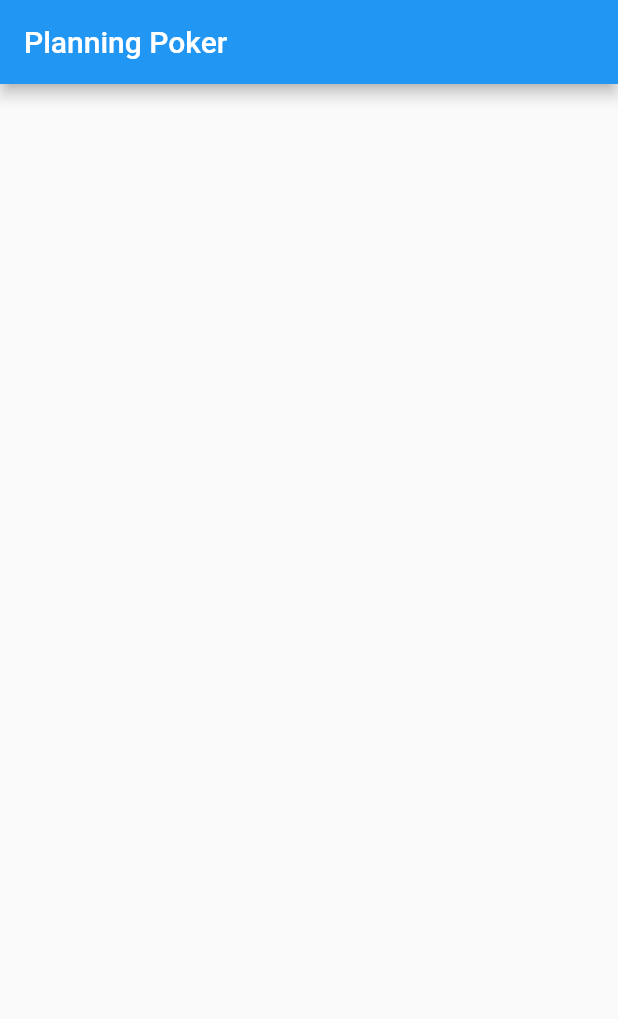
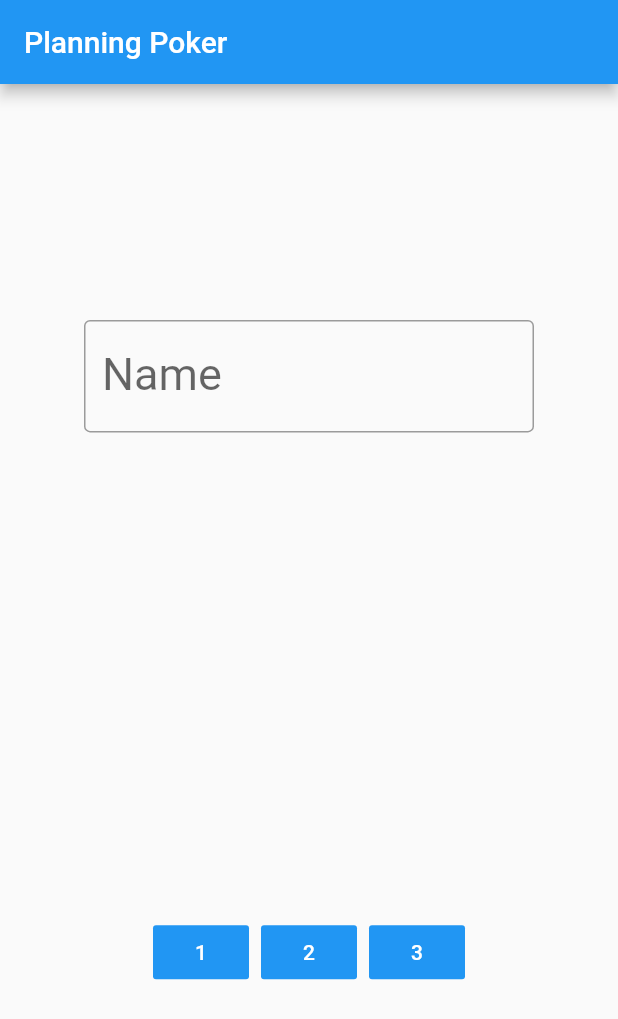
Before and after one commit to nmur/planning_poker, a Flutter app: the screen it shows after launch, on a phone screen of 412 x 824 dp. Shown: the top 1019 px of the screen. Run offline on Flutter 3.47's test engine with Material 2 defaults, Android fonts, the light colour scheme and no system bars; our stand-ins replace cloud_firestore; accounts and stored records are empty.

Commit message:
implemented a rough estimation implementation

```diff
--- a/lib/main.dart
+++ b/lib/main.dart
@@ -28,19 +28,43 @@ class MyHomePage extends StatefulWidget {
 }
 
 class _MyHomePageState extends State<MyHomePage> {
+  final myController = TextEditingController();
+
+  @override
+  void dispose() {
+    myController.dispose();
+    super.dispose();
+  }
+
   @override
   Widget build(BuildContext context) {
     return Scaffold(
       appBar: AppBar(
         title: GestureDetector(
           onTap: () {
-            Firestore.instance.collection('estimates').document('Nick').setData({'estimate': 8});
+            Firestore.instance.collection('estimates').document('Gary').setData({'estimate': 3});
           },
           child: Text(widget.title)
         ),
       ),
-      body: Center(
-        child: StreamBuilder(
+      body: Row(
+        mainAxisAlignment: MainAxisAlignment.center,
+        children: <Widget>[
+          Column(
+            mainAxisAlignment: MainAxisAlignment.spaceEvenly,
+            children: [
+              SizedBox(
+                width: 300,
+                child: TextField(
+                  controller: myController,
+                  style: TextStyle(fontSize: 30),
+                  decoration: InputDecoration(
+                    border: OutlineInputBorder(),
+                    labelText: 'Name',
+                  ),
+                ),
+              ),
+              StreamBuilder(
                 stream: Firestore.instance.collection('estimates').snapshots(),
                 builder: (context, snapshot)
                 {
@@ -50,6 +74,7 @@ class _MyHomePageState extends State<MyHomePage> {
                       return new Text('Loading...');
                     default:
                       return new Wrap(
+                        alignment: WrapAlignment.center,
                         children: snapshot.data.documents.map<Widget>((DocumentSnapshot document) {
                           return PokerCard(document: document);
                         }).toList()
@@ -57,6 +82,43 @@ class _MyHomePageState extends State<MyHomePage> {
                   }
                 }
               ),
+              ButtonBar(
+                children: <Widget>[
+                  FlatButton(
+                    child: Text('1'),
+                    color: Colors.blue,
+                    onPressed: () {
+                      Firestore.instance
+                      .collection('estimates')
+                      .document(myController.text)
+                      .setData({'estimate': 1});
+                    },
+                  ),
+                  FlatButton(
+                    child: Text('2'),
+                    color: Colors.blue,
+                    onPressed: () {
+                      Firestore.instance
+                      .collection('estimates')
+                      .document(myController.text)
+                      .setData({'estimate': 2});
+                    },
+                  ),
+                  FlatButton(
+                    child: Text('3'),
+                    color: Colors.blue,
+                    onPressed: () {
+                      Firestore.instance
+                      .collection('estimates')
+                      .document(myController.text)
+                      .setData({'estimate': 3});
+                    },
+                  ),
+                ],
+              )
+            ]
+          ),
+        ],
       )
     );
   }
```
Lines whose indentation alone changed are shown as unchanged.
